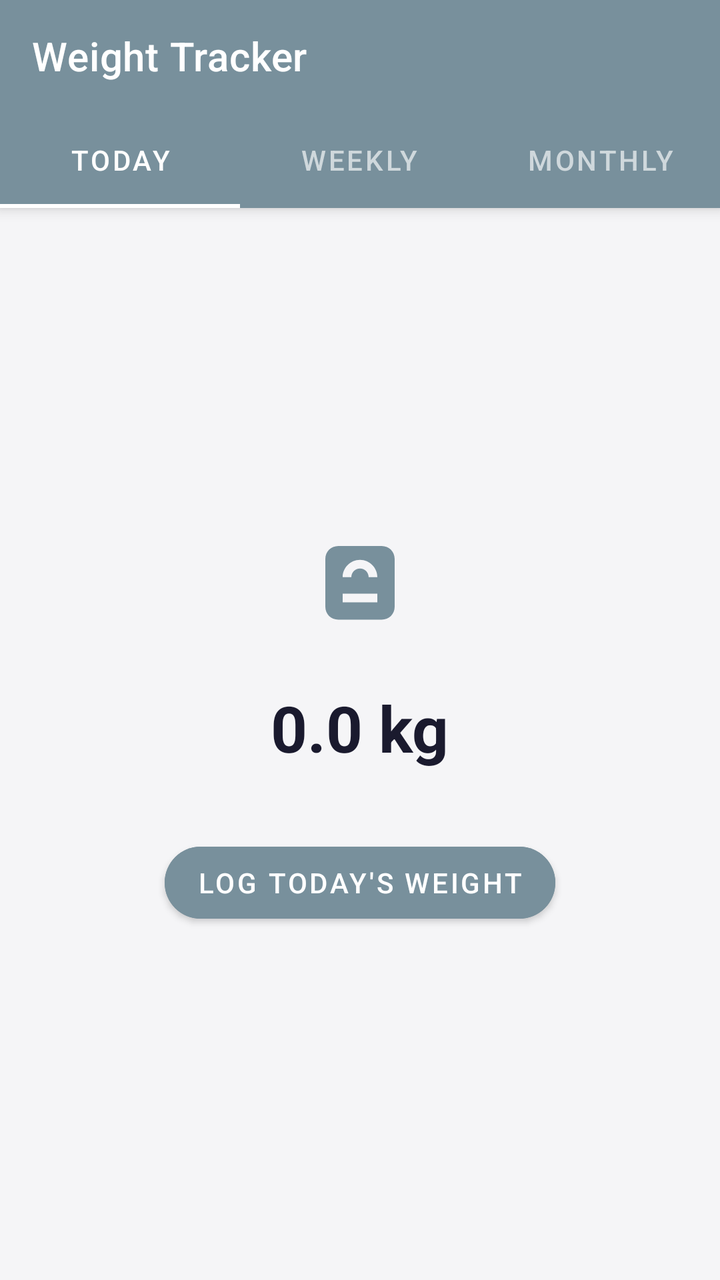
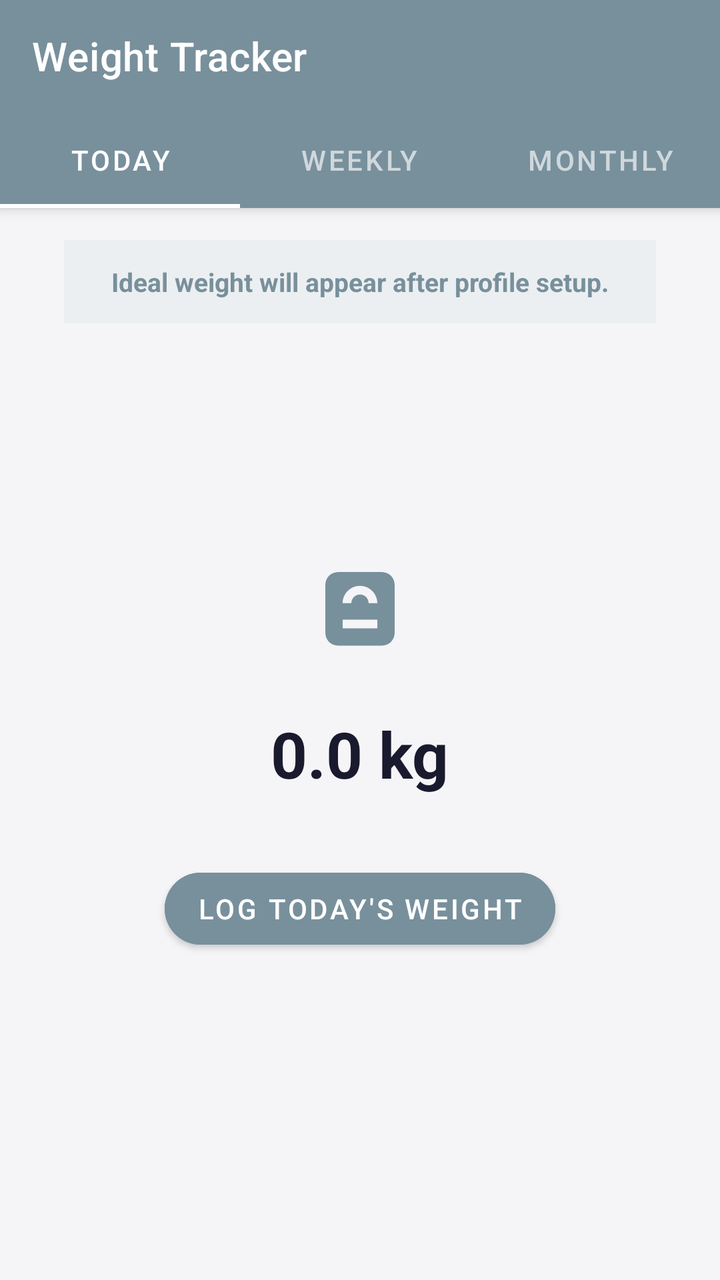

An Android layout rendered at two revisions. The XML below is the earlier revision; the diff shows what the commit changed to produce the second picture.
<!-- AndroidManifest.xml: application theme Theme.DailyRoutine -->
<!-- res/layout/activity_weight.xml -->
<?xml version="1.0" encoding="utf-8"?>
<androidx.coordinatorlayout.widget.CoordinatorLayout xmlns:android="http://schemas.android.com/apk/res/android"
    xmlns:app="http://schemas.android.com/apk/res-auto"
    android:layout_width="match_parent"
    android:layout_height="match_parent"
    android:background="@color/bgPage">

    <com.google.android.material.appbar.AppBarLayout
        android:id="@+id/appBar"
        android:layout_width="match_parent"
        android:layout_height="wrap_content"
        android:background="@color/healthWeight">

        <androidx.appcompat.widget.Toolbar
            android:id="@+id/toolbar"
            android:layout_width="match_parent"
            android:layout_height="?attr/actionBarSize"
            app:title="Weight Tracker"
            app:titleTextColor="@android:color/white"/>

        <com.google.android.material.tabs.TabLayout
            android:id="@+id/tabLayoutWeight"
            android:layout_width="match_parent"
            android:layout_height="wrap_content"
            android:background="@color/healthWeight"
            app:tabTextColor="#CFD8DC"
            app:tabSelectedTextColor="@android:color/white"
            app:tabIndicatorColor="@android:color/white"
            app:tabMode="fixed">
            <com.google.android.material.tabs.TabItem android:layout_width="wrap_content" android:layout_height="wrap_content" android:text="Today"/>
            <com.google.android.material.tabs.TabItem android:layout_width="wrap_content" android:layout_height="wrap_content" android:text="Weekly"/>
            <com.google.android.material.tabs.TabItem android:layout_width="wrap_content" android:layout_height="wrap_content" android:text="Monthly"/>
        </com.google.android.material.tabs.TabLayout>

    </com.google.android.material.appbar.AppBarLayout>

    <FrameLayout
        android:id="@+id/weightContentContainer"
        android:layout_width="match_parent"
        android:layout_height="match_parent"
        android:paddingBottom="24dp"
        app:layout_behavior="@string/appbar_scrolling_view_behavior">

        
        <LinearLayout
            android:id="@+id/viewTodayWeight"
            android:layout_width="match_parent"
            android:layout_height="match_parent"
            android:orientation="vertical"
            android:gravity="center"
            android:padding="32dp"
            android:visibility="visible">

            <ImageView android:layout_width="72dp" android:layout_height="72dp" android:contentDescription="Weight" android:padding="10dp" app:srcCompat="@drawable/ic_weight" app:tint="@color/healthWeight"/>
            <TextView android:id="@+id/tvCurrentWeight" android:layout_width="wrap_content" android:layout_height="wrap_content" android:text="0.0 kg" android:textSize="32sp" android:textStyle="bold" android:textColor="@color/textPrimary" android:layout_marginTop="16dp"/>

            <com.google.android.material.button.MaterialButton
                android:id="@+id/btnLogWeight"
                android:layout_width="wrap_content"
                android:layout_height="wrap_content"
                android:layout_marginTop="32dp"
                android:text="Log Today's Weight"
                app:cornerRadius="24dp"
                android:backgroundTint="@color/healthWeight"/>
        </LinearLayout>

        
        <LinearLayout
            android:id="@+id/viewWeeklyWeight"
            android:layout_width="match_parent"
            android:layout_height="match_parent"
            android:orientation="vertical"
            android:visibility="gone">
            <HorizontalScrollView
                android:layout_width="match_parent"
                android:layout_height="320dp"
                android:scrollbars="none">
                <LinearLayout
                    android:id="@+id/llWeeklyWeightGraph"
                    android:layout_width="wrap_content"
                    android:layout_height="match_parent"
                    android:orientation="horizontal"
                    android:padding="16dp"
                    android:gravity="bottom"/>
            </HorizontalScrollView>
        </LinearLayout>

        
        <LinearLayout
            android:id="@+id/viewMonthlyWeight"
            android:layout_width="match_parent"
            android:layout_height="match_parent"
            android:orientation="vertical"
            android:visibility="gone">
            <androidx.recyclerview.widget.RecyclerView
                android:id="@+id/rvMonthlyWeight"
                android:layout_width="match_parent"
                android:layout_height="match_parent"
                android:orientation="horizontal"
                app:layoutManager="androidx.recyclerview.widget.LinearLayoutManager"/>
        </LinearLayout>

    </FrameLayout>
</androidx.coordinatorlayout.widget.CoordinatorLayout>
<!-- resources referenced by this layout -->
<resources>
  <color name="bgPage">#F5F5F7</color>
  <color name="healthWeight">#78909C</color>
  <color name="textPrimary">#1A1A2E</color>
  <!-- drawable ic_weight (drawable) -->
  <vector xmlns:android="http://schemas.android.com/apk/res/android" android:width="24dp" android:height="24dp" android:viewportWidth="24" android:viewportHeight="24">
      <path android:fillColor="@color/iconWeight" android:pathData="M7,4H17C18.7,4 20,5.3 20,7V18C20,19.7 18.7,21 17,21H7C5.3,21 4,19.7 4,18V7C4,5.3 5.3,4 7,4ZM12,7.2C9.8,7.2 8,9 8,11.2H10C10,10.1 10.9,9.2 12,9.2C13.1,9.2 14,10.1 14,11.2H16C16,9 14.2,7.2 12,7.2ZM8,15V17H16V15H8Z"/>
  </vector>
  <style name="Theme.DailyRoutine" parent="Theme.MaterialComponents.DayNight.NoActionBar">
          <item name="colorPrimary">@color/primary</item>
          <item name="colorPrimaryVariant">@color/primaryDark</item>
          <item name="colorOnPrimary">@android:color/white</item>
          <item name="colorSecondary">@color/accent</item>
          <item name="colorOnSecondary">@android:color/white</item>
          <item name="android:windowBackground">@color/bgPage</item>
          <item name="android:statusBarColor">@color/statusBar</item>
          <item name="android:navigationBarColor">@color/primaryDark</item>
          
          <item name="dialogCornerRadius">16dp</item>
      </style>
  <color name="iconWeight">#455A64</color>
  <color name="primary">#5B5FEF</color>
  <color name="primaryDark">#3F41C2</color>
  <color name="accent">#7E57C2</color>
  <color name="statusBar">#5B5FEF</color>
</resources>

<!-- the commit's change to res/layout/activity_weight.xml (unified diff, before → after) -->
@@ -47,9 +47,29 @@
             android:layout_width="match_parent"
             android:layout_height="match_parent"
             android:orientation="vertical"
-            android:gravity="center"
-            android:padding="32dp"
+            android:gravity="top|center_horizontal"
+            android:paddingHorizontal="32dp"
+            android:paddingTop="16dp"
+            android:paddingBottom="32dp"
             android:visibility="visible">
+
+            <TextView
+                android:id="@+id/tvIdealWeightMessage"
+                android:layout_width="match_parent"
+                android:layout_height="wrap_content"
+                android:layout_marginBottom="0dp"
+                android:background="#ECEFF1"
+                android:gravity="center"
+                android:padding="12dp"
+                android:text="Ideal weight will appear after profile setup."
+                android:textColor="@color/healthWeight"
+                android:textSize="13sp"
+                android:textStyle="bold" />
+
+            <Space
+                android:layout_width="match_parent"
+                android:layout_height="0dp"
+                android:layout_weight="1" />
 
             <ImageView android:layout_width="72dp" android:layout_height="72dp" android:contentDescription="Weight" android:padding="10dp" app:srcCompat="@drawable/ic_weight" app:tint="@color/healthWeight"/>
             <TextView android:id="@+id/tvCurrentWeight" android:layout_width="wrap_content" android:layout_height="wrap_content" android:text="0.0 kg" android:textSize="32sp" android:textStyle="bold" android:textColor="@color/textPrimary" android:layout_marginTop="16dp"/>
@@ -62,6 +82,11 @@
                 android:text="Log Today's Weight"
                 app:cornerRadius="24dp"
                 android:backgroundTint="@color/healthWeight"/>
+
+            <Space
+                android:layout_width="match_parent"
+                android:layout_height="0dp"
+                android:layout_weight="1" />
         </LinearLayout>
 
         
